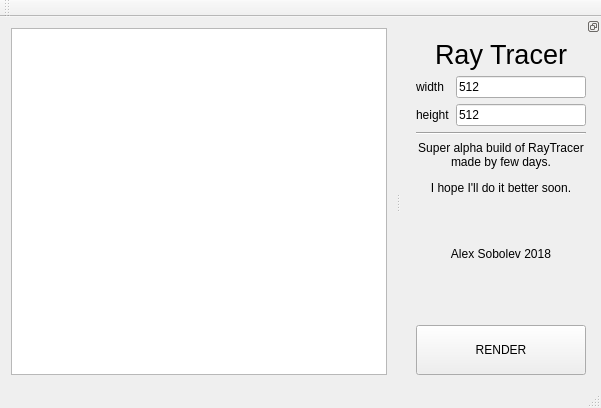
Qt form RT-Render/mainwindow.ui (Tirondzo/RT-Render) before a commit.
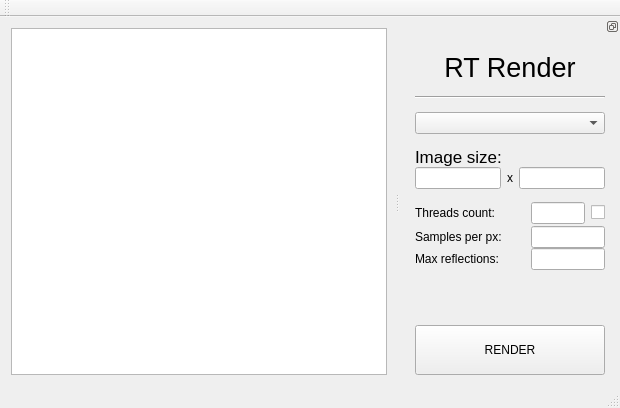
The same form after that commit. Custom widgets are drawn as their Qt base class.

What changed in the file:
```diff
--- a/RT-Render/mainwindow.ui
+++ b/RT-Render/mainwindow.ui
@@ -6,13 +6,13 @@
    <rect>
     <x>0</x>
     <y>0</y>
-    <width>601</width>
+    <width>620</width>
     <height>408</height>
    </rect>
   </property>
   <property name="minimumSize">
    <size>
-    <width>600</width>
+    <width>620</width>
     <height>0</height>
    </size>
   </property>
@@ -43,15 +43,21 @@
   </widget>
   <widget class="QStatusBar" name="statusBar"/>
   <widget class="QDockWidget" name="dockWidget">
+   <property name="sizePolicy">
+    <sizepolicy hsizetype="Ignored" vsizetype="Preferred">
+     <horstretch>0</horstretch>
+     <verstretch>0</verstretch>
+    </sizepolicy>
+   </property>
    <property name="minimumSize">
     <size>
-     <width>200</width>
+     <width>220</width>
      <height>340</height>
     </size>
    </property>
    <property name="maximumSize">
     <size>
-     <width>220</width>
+     <width>250</width>
      <height>524287</height>
     </size>
    </property>
@@ -68,6 +74,18 @@
     <number>2</number>
    </attribute>
    <widget class="QWidget" name="dockWidgetContents_2">
+    <property name="sizePolicy">
+     <sizepolicy hsizetype="Expanding" vsizetype="Preferred">
+      <horstretch>0</horstretch>
+      <verstretch>0</verstretch>
+     </sizepolicy>
+    </property>
+    <property name="minimumSize">
+     <size>
+      <width>200</width>
+      <height>0</height>
+     </size>
+    </property>
     <layout class="QVBoxLayout" name="verticalLayout">
      <property name="leftMargin">
       <number>15</number>
@@ -79,8 +97,27 @@
       <number>15</number>
      </property>
      <item>
-      <layout class="QFormLayout" name="formLayout_2">
-       <item row="0" column="0" colspan="2">
+      <layout class="QVBoxLayout" name="verticalLayout_2">
+       <property name="spacing">
+        <number>0</number>
+       </property>
+       <item>
+        <spacer name="verticalSpacer_2">
+         <property name="orientation">
+          <enum>Qt::Vertical</enum>
+         </property>
+         <property name="sizeType">
+          <enum>QSizePolicy::Preferred</enum>
+         </property>
+         <property name="sizeHint" stdset="0">
+          <size>
+           <width>20</width>
+           <height>13</height>
+          </size>
+         </property>
+        </spacer>
+       </item>
+       <item>
         <widget class="QLabel" name="label">
          <property name="font">
           <font>
@@ -88,68 +125,275 @@
           </font>
          </property>
          <property name="text">
-          <string>Ray Tracer</string>
+          <string>RT Render</string>
          </property>
          <property name="alignment">
           <set>Qt::AlignCenter</set>
          </property>
         </widget>
        </item>
-       <item row="1" column="0">
-        <widget class="QLabel" name="widthLabel">
-         <property name="text">
-          <string>width</string>
+       <item>
+        <spacer name="verticalSpacer_3">
+         <property name="orientation">
+          <enum>Qt::Vertical</enum>
          </property>
-        </widget>
-       </item>
-       <item row="1" column="1">
-        <widget class="QLineEdit" name="widthLineEdit">
-         <property name="text">
-          <string>512</string>
+         <property name="sizeType">
+          <enum>QSizePolicy::Preferred</enum>
          </property>
-        </widget>
-       </item>
-       <item row="2" column="0">
-        <widget class="QLabel" name="heightLabel">
-         <property name="text">
-          <string>height</string>
-         </property>
-        </widget>
-       </item>
-       <item row="2" column="1">
-        <widget class="QLineEdit" name="heightLineEdit">
-         <property name="minimumSize">
+         <property name="sizeHint" stdset="0">
           <size>
-           <width>0</width>
-           <height>0</height>
+           <width>20</width>
+           <height>13</height>
           </size>
          </property>
-         <property name="text">
-          <string>512</string>
-         </property>
-        </widget>
+        </spacer>
        </item>
-       <item row="3" column="0" colspan="2">
+       <item>
         <widget class="Line" name="line">
+         <property name="sizePolicy">
+          <sizepolicy hsizetype="Expanding" vsizetype="Fixed">
+           <horstretch>0</horstretch>
+           <verstretch>0</verstretch>
+          </sizepolicy>
+         </property>
          <property name="orientation">
           <enum>Qt::Horizontal</enum>
          </property>
         </widget>
        </item>
-       <item row="5" column="0" colspan="2">
+       <item>
+        <spacer name="verticalSpacer_4">
+         <property name="orientation">
+          <enum>Qt::Vertical</enum>
+         </property>
+         <property name="sizeType">
+          <enum>QSizePolicy::Preferred</enum>
+         </property>
+         <property name="sizeHint" stdset="0">
+          <size>
+           <width>20</width>
+           <height>13</height>
+          </size>
+         </property>
+        </spacer>
+       </item>
+       <item>
+        <widget class="QComboBox" name="scene_selector">
+         <property name="editable">
+          <bool>false</bool>
+         </property>
+        </widget>
+       </item>
+       <item>
+        <spacer name="verticalSpacer_5">
+         <property name="orientation">
+          <enum>Qt::Vertical</enum>
+         </property>
+         <property name="sizeType">
+          <enum>QSizePolicy::Preferred</enum>
+         </property>
+         <property name="sizeHint" stdset="0">
+          <size>
+           <width>20</width>
+           <height>13</height>
+          </size>
+         </property>
+        </spacer>
+       </item>
+       <item>
+        <widget class="QLabel" name="label_2">
+         <property name="minimumSize">
+          <size>
+           <width>0</width>
+           <height>0</height>
+          </size>
+         </property>
+         <property name="font">
+          <font>
+           <pointsize>13</pointsize>
+           <weight>50</weight>
+           <bold>false</bold>
+          </font>
+         </property>
+         <property name="text">
+          <string>Image size:</string>
+         </property>
+         <property name="margin">
+          <number>2</number>
+         </property>
+        </widget>
+       </item>
+       <item>
+        <layout class="QHBoxLayout" name="horizontalLayout">
+         <item>
+          <widget class="QLineEdit" name="image_w">
+           <property name="minimumSize">
+            <size>
+             <width>0</width>
+             <height>22</height>
+            </size>
+           </property>
+          </widget>
+         </item>
+         <item>
+          <widget class="QLabel" name="label_3">
+           <property name="text">
+            <string>x</string>
+           </property>
+          </widget>
+         </item>
+         <item>
+          <widget class="QLineEdit" name="image_h">
+           <property name="minimumSize">
+            <size>
+             <width>0</width>
+             <height>22</height>
+            </size>
+           </property>
+          </widget>
+         </item>
+        </layout>
+       </item>
+       <item>
+        <spacer name="verticalSpacer_7">
+         <property name="orientation">
+          <enum>Qt::Vertical</enum>
+         </property>
+         <property name="sizeType">
+          <enum>QSizePolicy::Preferred</enum>
+         </property>
+         <property name="sizeHint" stdset="0">
+          <size>
+           <width>20</width>
+           <height>13</height>
+          </size>
+         </property>
+        </spacer>
+       </item>
+       <item>
+        <layout class="QHBoxLayout" name="horizontalLayout_2">
+         <item>
+          <widget class="QLabel" name="label_8">
+           <property name="minimumSize">
+            <size>
+             <width>110</width>
+             <height>0</height>
+            </size>
+           </property>
+           <property name="text">
+            <string>Threads count:</string>
+           </property>
+           <property name="margin">
+            <number>2</number>
+           </property>
+          </widget>
+         </item>
+         <item>
+          <widget class="QLineEdit" name="threads_n"/>
+         </item>
+         <item>
+          <widget class="QCheckBox" name="threads_ideal">
+           <property name="sizePolicy">
+            <sizepolicy hsizetype="Maximum" vsizetype="Fixed">
+             <horstretch>0</horstretch>
+             <verstretch>0</verstretch>
+            </sizepolicy>
+           </property>
+           <property name="text">
+            <string/>
+           </property>
+           <property name="tristate">
+            <bool>false</bool>
+           </property>
+          </widget>
+         </item>
+        </layout>
+       </item>
+       <item>
+        <spacer name="verticalSpacer_6">
+         <property name="orientation">
+          <enum>Qt::Vertical</enum>
+         </property>
+         <property name="sizeType">
+          <enum>QSizePolicy::Preferred</enum>
+         </property>
+         <property name="sizeHint" stdset="0">
+          <size>
+           <width>20</width>
+           <height>2</height>
+          </size>
+         </property>
+        </spacer>
+       </item>
+       <item>
+        <layout class="QHBoxLayout" name="horizontalLayout_3">
+         <item>
+          <widget class="QLabel" name="label_6">
+           <property name="sizePolicy">
+            <sizepolicy hsizetype="Preferred" vsizetype="Preferred">
+             <horstretch>0</horstretch>
+             <verstretch>0</verstretch>
+            </sizepolicy>
+           </property>
+           <property name="minimumSize">
+            <size>
+             <width>110</width>
+             <height>0</height>
+            </size>
+           </property>
+           <property name="text">
+            <string>Samples per px:</string>
+           </property>
+           <property name="margin">
+            <number>4</number>
+           </property>
+          </widget>
+         </item>
+         <item>
+          <widget class="QLineEdit" name="max_samples"/>
+         </item>
+        </layout>
+       </item>
+       <item>
+        <layout class="QHBoxLayout" name="horizontalLayout_4">
+         <item>
+          <widget class="QLabel" name="label_7">
+           <property name="minimumSize">
+            <size>
+             <width>110</width>
+             <height>0</height>
+            </size>
+           </property>
+           <property name="text">
+            <string>Max reflections:</string>
+           </property>
+           <property name="margin">
+            <number>4</number>
+           </property>
+          </widget>
+         </item>
+         <item>
+          <widget class="QLineEdit" name="max_reflections"/>
+         </item>
+        </layout>
+       </item>
+       <item>
         <spacer name="verticalSpacer">
          <property name="orientation">
           <enum>Qt::Vertical</enum>
          </property>
+         <property name="sizeType">
+          <enum>QSizePolicy::Expanding</enum>
+         </property>
          <property name="sizeHint" stdset="0">
           <size>
            <width>20</width>
-           <height>100000</height>
+           <height>13</height>
           </size>
          </property>
         </spacer>
        </item>
-       <item row="6" column="0" colspan="2">
+       <item>
         <widget class="QPushButton" name="pushButton">
          <property name="minimumSize">
           <size>
@@ -162,19 +406,6 @@
          </property>
         </widget>
        </item>
-       <item row="4" column="0" colspan="2">
-        <widget class="QLabel" name="label_2">
-         <property name="text">
-          <string>&lt;html&gt;&lt;head/&gt;&lt;body&gt;&lt;p align=&quot;center&quot;&gt;Super alpha build of RayTracer made by few days.&lt;/p&gt;&lt;p align=&quot;center&quot;&gt;I hope I'll do it better soon.&lt;/p&gt;&lt;p align=&quot;center&quot;&gt;&lt;br/&gt;&lt;/p&gt;&lt;p align=&quot;center&quot;&gt;Alex Sobolev 2018&lt;/p&gt;&lt;/body&gt;&lt;/html&gt;</string>
-         </property>
-         <property name="alignment">
-          <set>Qt::AlignLeading|Qt::AlignLeft|Qt::AlignVCenter</set>
-         </property>
-         <property name="wordWrap">
-          <bool>true</bool>
-         </property>
-        </widget>
-       </item>
       </layout>
      </item>
     </layout>
```
Left out of the diff: 2 changed lines with no effect on the pictures.
